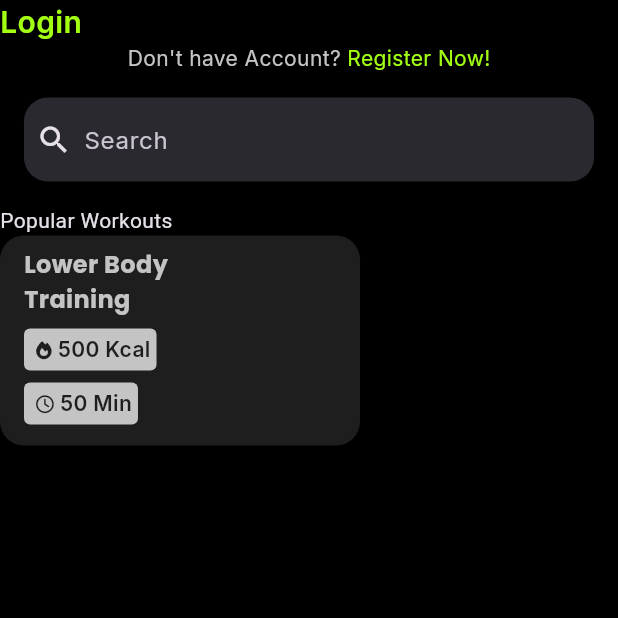
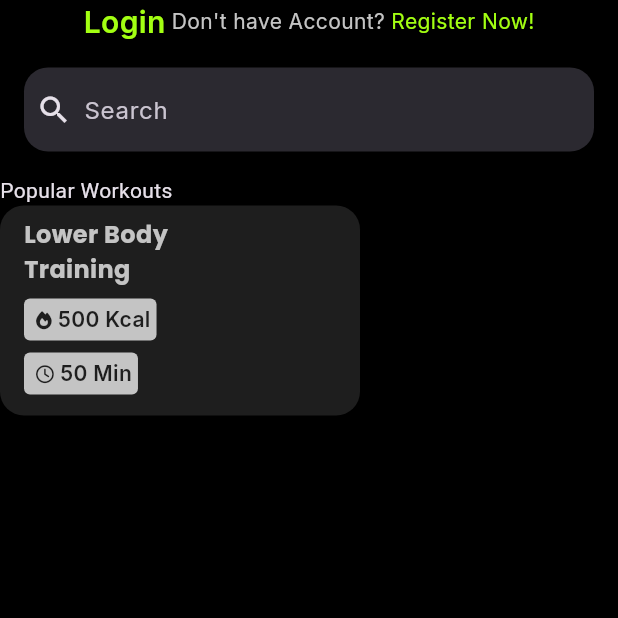
Before and after one commit to aminnaeem/fitflow, a Flutter app: the HomeView screen opened by its route, on a phone screen of 412 x 824 dp, the top half of it. Run offline on Flutter 3.47's test engine with Material 3 defaults, Android fonts, the phone set to English and light mode, and no system bars; our stand-ins replace flutter_spinkit, font_awesome_flutter, stacked, stacked_services, stacked_shared.

Commit message:
Updating Home Screen

```diff
--- a/lib/home_screen/home_view.dart
+++ b/lib/home_screen/home_view.dart
@@ -18,6 +18,9 @@ class HomeView extends StatelessWidget {
             child: Column(
               crossAxisAlignment: CrossAxisAlignment.start,
               children: [
+                Row(
+                  mainAxisAlignment: MainAxisAlignment.center,
+                  children: [
                     Text(
                       "Login",
                       style: TextStyle(
@@ -27,9 +30,9 @@ class HomeView extends StatelessWidget {
                         fontWeight: FontWeight.w600
                       ),
                     ),
-                Row(
-                  mainAxisAlignment: MainAxisAlignment.center,
-                  children: [
+                    SizedBox(
+                      width: 4
+                    ),
                     Text(
                       "Don't have Account? ",
                       style: TextStyle(
```
Lines whose indentation alone changed are shown as unchanged.
